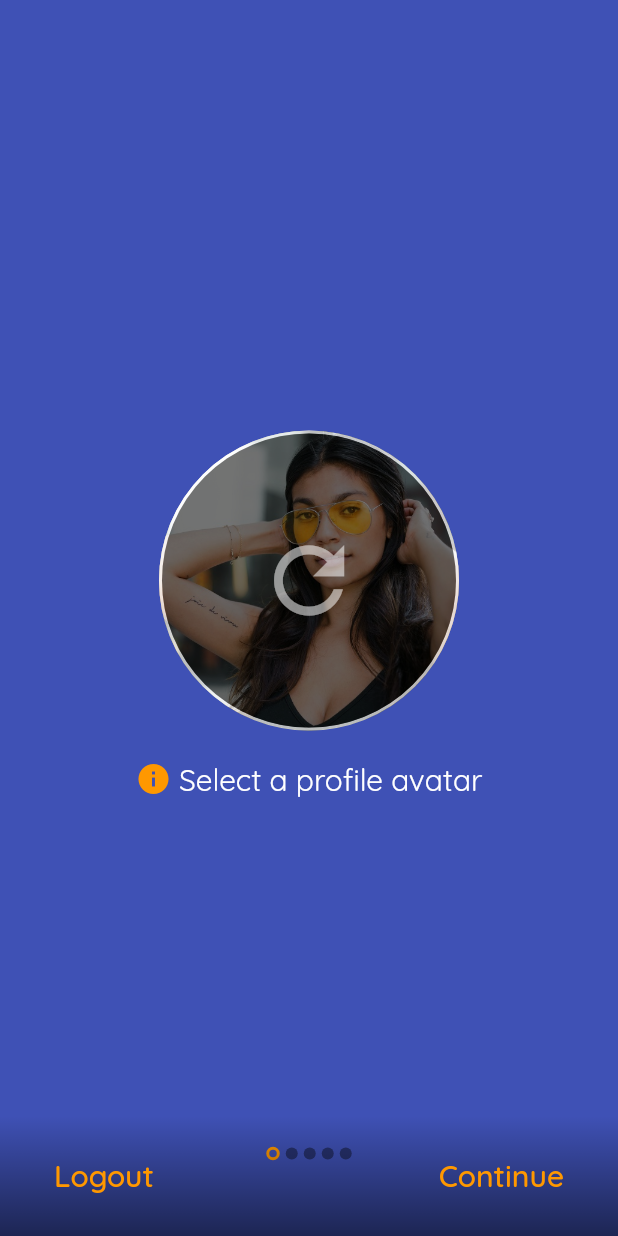
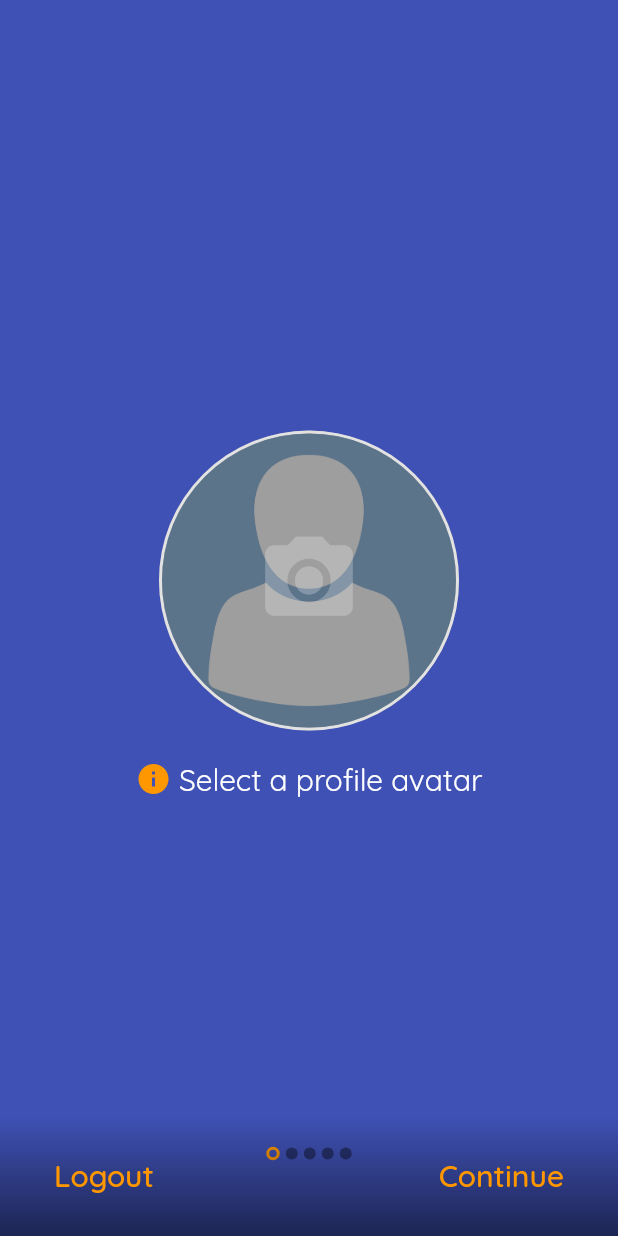
Before and after one commit to chrisoftech/fashionet, a Flutter app: the ProfileFormWizard screen opened directly, on a phone screen of 412 x 824 dp. Run offline on Flutter 3.47's test engine with Material 2 defaults, Android fonts, the phone set to English and light mode, and no system bars; our stand-ins replace bloc, cloud_firestore, country_code_picker, equatable, firebase_auth, flutter_bloc; missing offline and left inert: multi_image_picker; accounts and stored records are empty.

Commit message:
Installed multi_image_picker: ^4.3.4, Inserted camera permisions in android manifest file, Refactored profile-image form & implement  multi-image picker in profile-image form.

```diff
--- a/lib/widgets/profile/profile_imageform.dart
+++ b/lib/widgets/profile/profile_imageform.dart
@@ -1,35 +1,115 @@
 import 'package:flutter/material.dart';
+import 'package:flutter/services.dart';
+import 'package:multi_image_picker/multi_image_picker.dart';
 
-class ProfileImageForm extends StatelessWidget {
+class ProfileImageForm extends StatefulWidget {
+  @override
+  _ProfileImageFormState createState() => _ProfileImageFormState();
+}
+
+class _ProfileImageFormState extends State<ProfileImageForm> {
+  List<Asset> images = List<Asset>();
+  String _error = 'No Error Dectected';
+
+  Future<void> deleteAssets() async {
+    await MultiImagePicker.deleteImages(assets: images);
+    setState(() {
+      images = List<Asset>();
+    });
+  }
+
+  Future<void> loadAssets() async {
+    List<Asset> resultList = List<Asset>();
+    String error = 'No Error Dectected';
+
+    try {
+      resultList = await MultiImagePicker.pickImages(
+          maxImages: 1,
+          enableCamera: true,
+          selectedAssets: images,
+          cupertinoOptions: CupertinoOptions(takePhotoIcon: "chat"),
+          materialOptions: MaterialOptions(
+            actionBarColor: "#abcdef",
+            actionBarTitle: "FashioNet",
+            allViewTitle: "All Photos",
+            selectCircleStrokeColor: "#000000",
+          ));
+    } on PlatformException catch (e) {
+      error = e.message;
+    }
+
+    // If the widget was removed from the tree while the asynchronous platform
+    // message was in flight, we want to discard the reply rather than calling
+    // setState to update our non-existent appearance.
+    if (!mounted) return;
+
+    setState(() {
+      images = resultList;
+      _error = error;
+    });
+  }
+
+  Widget _buildDisplayedImage() {
+    if (images.isEmpty) {
+      return Container(
+        height: 200.0,
+        width: 200.0,
+        decoration: BoxDecoration(
+          shape: BoxShape.circle,
+        ),
+        child: ClipRRect(
+          borderRadius: BorderRadius.circular(100.0),
+          child: Image.asset('assets/avatars/ps-avatar.png', fit: BoxFit.cover),
+        ),
+      );
+    } else {
+      Asset asset = images[0];
+      return ClipRRect(
+        borderRadius: BorderRadius.circular(100.0),
+        child: AssetThumb(
+          asset: asset,
+          width: 300,
+          height: 300,
+        ),
+      );
+    }
+  }
+
+  Widget _buildStackOverlayIcon() {
+    return Container(
+      decoration: BoxDecoration(
+        color: Colors.black38,
+        shape: BoxShape.circle,
+      ),
+      child: Center(
+        child: Icon(
+          images.isEmpty ? Icons.camera_alt : Icons.refresh,
+          color: Colors.white24,
+          size: 70.0,
+        ),
+      ),
+    );
+  }
+
   Widget _buildImageContainer() {
-    return Container(
+    return InkWell(
+      splashColor: Colors.yellow,
+      borderRadius: BorderRadius.circular(100.0),
+      onTap: loadAssets,
+      child: Container(
         height: 200.0,
         width: 200.0,
         decoration: BoxDecoration(
           color: Colors.grey,
           shape: BoxShape.circle,
           border: Border.all(width: 2.0, color: Colors.white70),
-        image: DecorationImage(
-          fit: BoxFit.cover,
-          image: AssetImage('assets/images/temp7.jpg'),
-        ),
         ),
         child: Stack(
           children: <Widget>[
-          Container(
-            decoration: BoxDecoration(
-              color: Colors.black54,
-              shape: BoxShape.circle,
+            _buildDisplayedImage(),
+            _buildStackOverlayIcon(),
+          ],
         ),
-            child: Center(
-              child: Icon(
-                Icons.refresh,
-                color: Colors.white54,
-                size: 70.0,
-              ),
-            ),
-          ),
-        ],
       ),
     );
   }
--- a/pubspec.yaml
+++ b/pubspec.yaml
@@ -28,6 +28,7 @@ dependencies:
   equatable: ^0.2.6
   font_awesome_flutter: ^8.4.0
   country_code_picker: ^1.1.5
+  multi_image_picker: ^4.3.4
   firebase_auth: ^0.11.1+7
   cloud_firestore: ^0.12.5+2
 
```
Also changed, not shown: pubspec.lock, 1 other file. Lines whose indentation alone changed are shown as unchanged.
